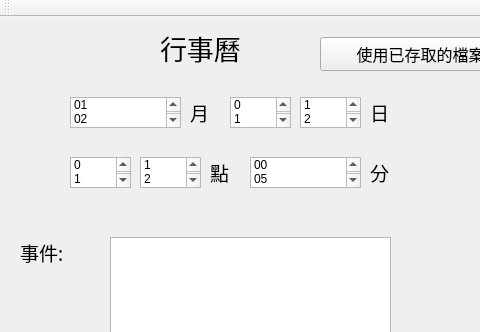
orange95/HW5, file mainwindow.ui: the form before one commit; both pictures show x 0 to 480 and y 0 to 332 of the 756 by 547 pixel window.
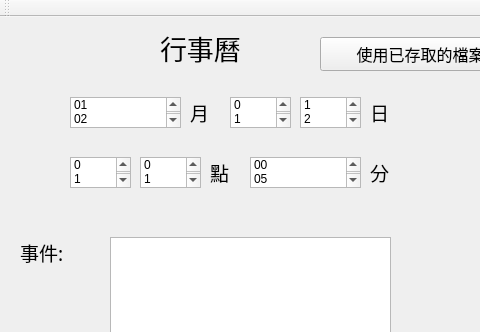
The form after the commit.

Commit message: 應該是做完了XD

```diff
--- a/mainwindow.ui
+++ b/mainwindow.ui
@@ -278,6 +278,11 @@
       <height>31</height>
      </rect>
     </property>
+    <item>
+     <property name="text">
+      <string>0</string>
+     </property>
+    </item>
     <item>
      <property name="text">
       <string>1</string>
@@ -323,11 +328,6 @@
       <string>9</string>
      </property>
     </item>
-    <item>
-     <property name="text">
-      <string>0</string>
-     </property>
-    </item>
    </widget>
    <widget class="QListWidget" name="remindMinute">
     <property name="geometry">
```
The commit also changes 1 other file.
